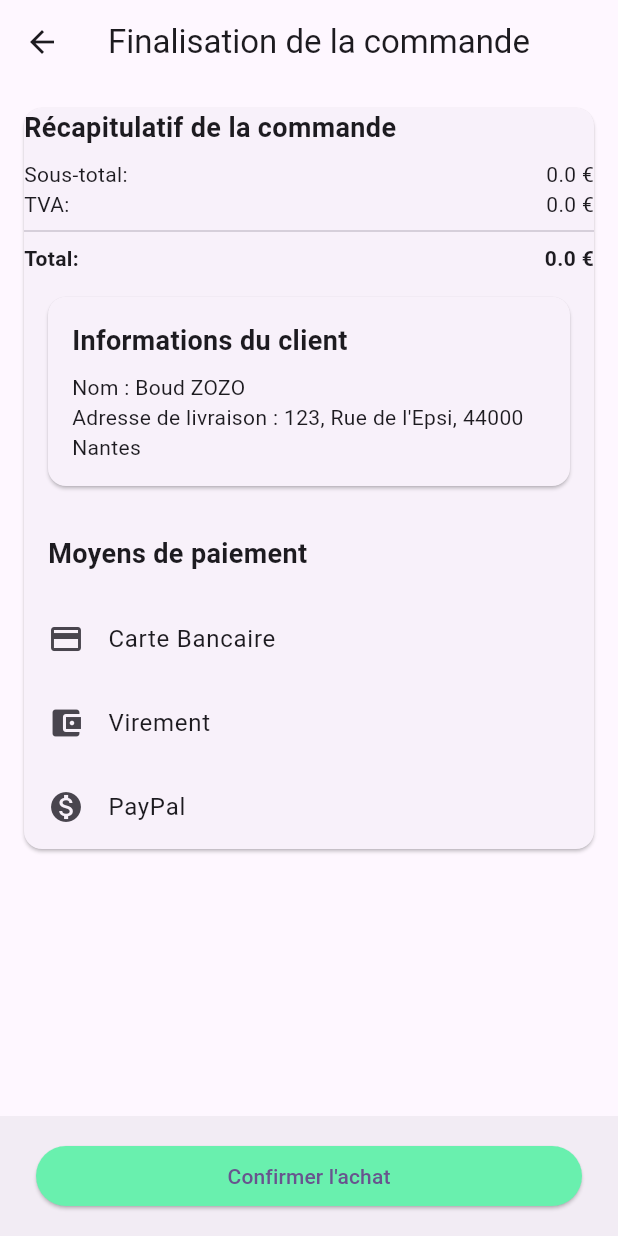
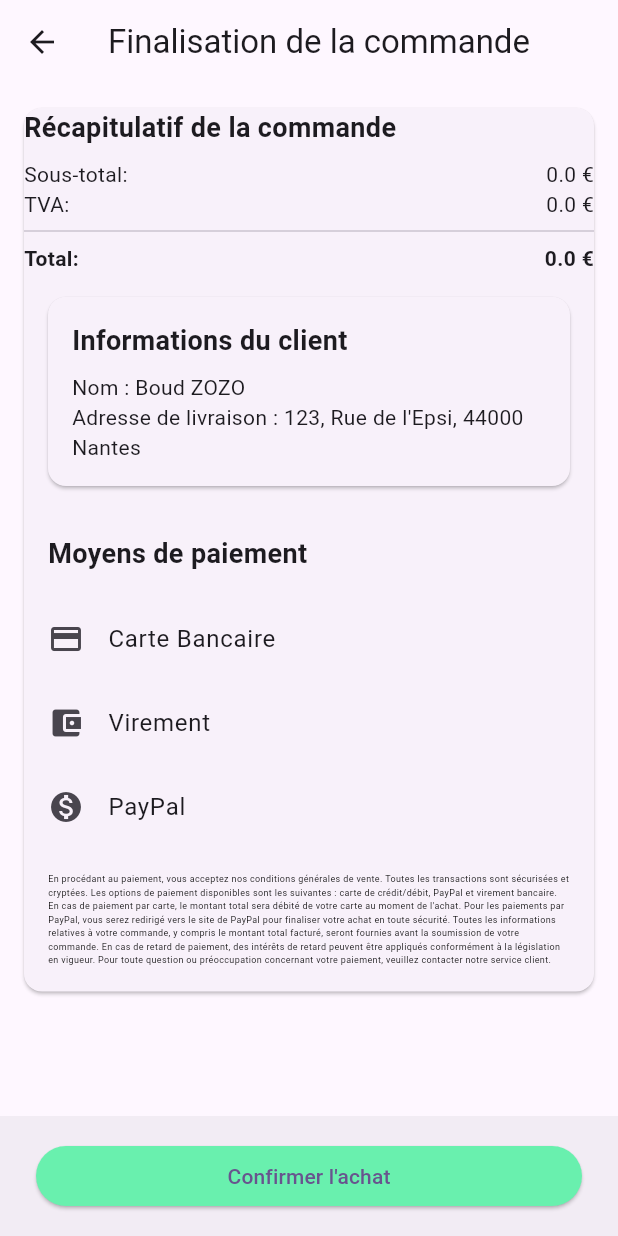
Before and after one commit to Syd-ny/Epsi-shop-paiement, a Flutter app: the PaymentPage screen opened by its route, on a phone screen of 412 x 824 dp. Run offline on Flutter 3.47's test engine with Material 3 defaults, Android fonts, the phone set to English and light mode, and no system bars; our stand-ins replace flutter_map, go_router, latlong2; network calls fail.

Commit message:
condition générales de paiement

```diff
--- a/lib/page/payment_page.dart
+++ b/lib/page/payment_page.dart
@@ -38,6 +38,16 @@ class PaymentPage extends StatelessWidget {
                     _buildPriceRow(context, "Total:", "$total €", isTotal: true),
                     _buildClientInfoCard(),
                     _buildPaymentOptions(),
+                    Padding(
+                      padding: EdgeInsets.all(16),
+                      child: Text(
+                        "En procédant au paiement, vous acceptez nos conditions générales de vente. Toutes les transactions sont sécurisées et cryptées. Les options de paiement disponibles sont les suivantes : carte de crédit/débit, PayPal et virement bancaire. En cas de paiement par carte, le montant total sera débité de votre carte au moment de l'achat. Pour les paiements par PayPal, vous serez redirigé vers le site de PayPal pour finaliser votre achat en toute sécurité. Toutes les informations relatives à votre commande, y compris le montant total facturé, seront fournies avant la soumission de votre commande. En cas de retard de paiement, des intérêts de retard peuvent être appliqués conformément à la législation en vigueur. Pour toute question ou préoccupation concernant votre paiement, veuillez contacter notre service client.",
+                        style: TextStyle(
+                          fontSize: 6, // Taille du texte
+                          color: Colors.black, // Couleur du texte
+                        ),
+                      ),
+                    ),
                   ],
                 ),
               )
```
